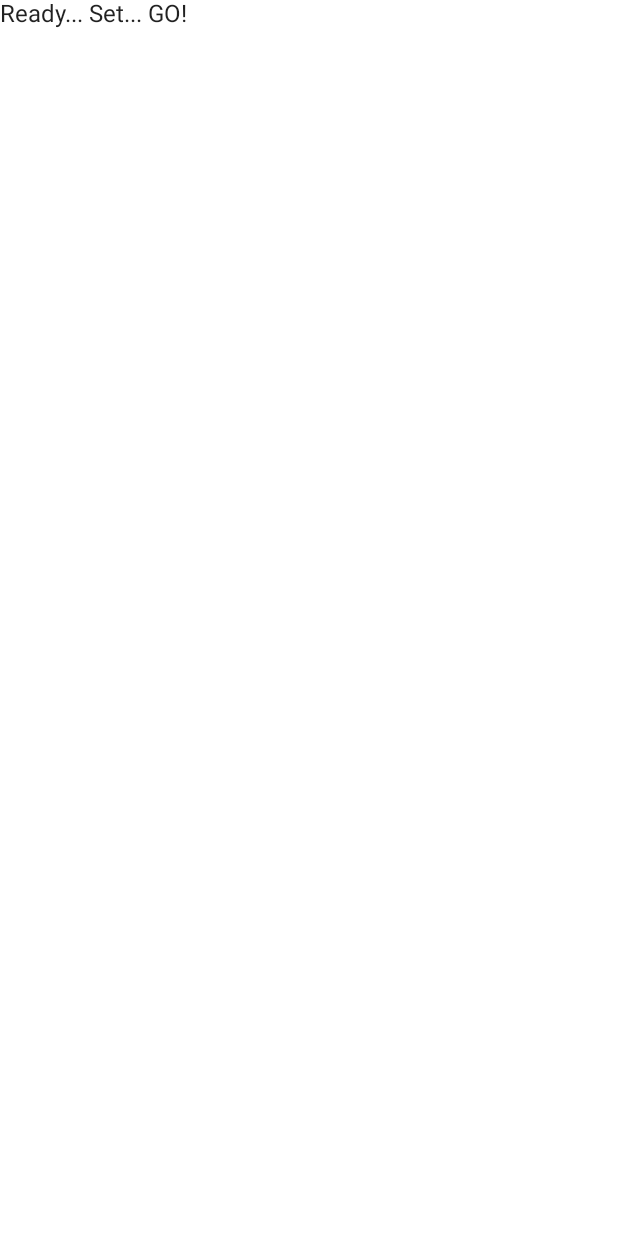
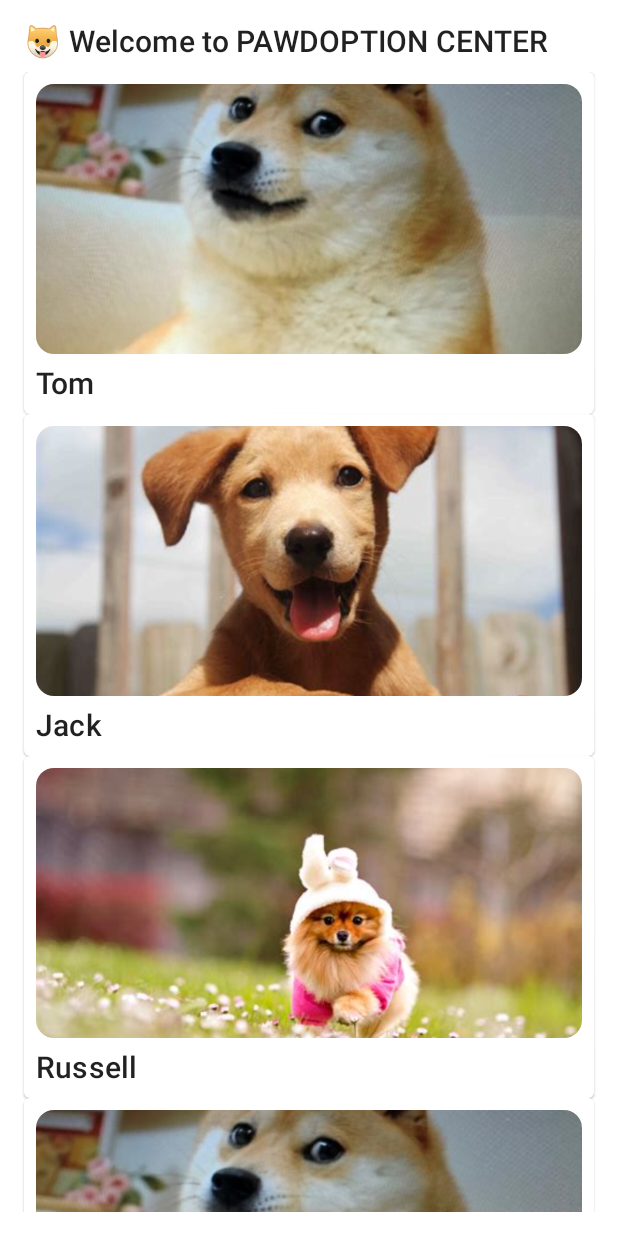
Before and after one commit to the-jedi-droid/pawdaption-center, an Android app built with Jetpack Compose: the screen it shows after launch (MainActivity), on a phone screen of 412 x 824 dp. Before the commit the screen is almost empty. Run offline under Robolectric (Android 15) with nearby library versions, the phone set to English and light mode, and no system bars; 1 statement that could not run was skipped.

```diff
--- a/app/build.gradle
+++ b/app/build.gradle
@@ -71,6 +71,7 @@ dependencies {
     implementation "androidx.compose.ui:ui:$compose_version"
     implementation "androidx.compose.material:material:$compose_version"
     implementation "androidx.compose.material:material-icons-extended:$compose_version"
+    implementation "androidx.navigation:navigation-compose:1.0.0-alpha08"
     implementation "androidx.compose.ui:ui-tooling:$compose_version"
     implementation 'androidx.lifecycle:lifecycle-runtime-ktx:2.3.0'
 
--- a/app/src/main/java/com/example/androiddevchallenge/MainActivity.kt
+++ b/app/src/main/java/com/example/androiddevchallenge/MainActivity.kt
@@ -18,12 +18,26 @@ package com.example.androiddevchallenge
 import android.os.Bundle
 import androidx.activity.compose.setContent
 import androidx.appcompat.app.AppCompatActivity
-import androidx.compose.material.MaterialTheme
-import androidx.compose.material.Surface
-import androidx.compose.material.Text
+import androidx.compose.foundation.Image
+import androidx.compose.foundation.clickable
+import androidx.compose.foundation.layout.*
+import androidx.compose.foundation.lazy.LazyColumn
+import androidx.compose.foundation.lazy.items
+import androidx.compose.foundation.shape.RoundedCornerShape
+import androidx.compose.material.*
 import androidx.compose.runtime.Composable
+import androidx.compose.ui.Modifier
+import androidx.compose.ui.draw.clip
+import androidx.compose.ui.graphics.Color
+import androidx.compose.ui.layout.ContentScale
+import androidx.compose.ui.res.painterResource
 import androidx.compose.ui.tooling.preview.Preview
+import androidx.compose.ui.unit.dp
+import androidx.navigation.NavHostController
+import androidx.navigation.NavType
+import androidx.navigation.compose.*
 import com.example.androiddevchallenge.ui.theme.MyTheme
+import com.example.pets.data.Dog
 
 class MainActivity : AppCompatActivity() {
     override fun onCreate(savedInstanceState: Bundle?) {
@@ -40,7 +54,87 @@ class MainActivity : AppCompatActivity() {
 @Composable
 fun MyApp() {
     Surface(color = MaterialTheme.colors.background) {
-        Text(text = "Ready... Set... GO!")
+        AppNavigator()
+    }
+}
+
+@Composable
+fun AppNavigator() {
+    val navigator = rememberNavController()
+
+    NavHost(navController = navigator, startDestination = "home") {
+        composable("home") { HomeScreen(com.example.pets.data.Pets.dogs, navigator) }
+        composable("details/{dog}",
+            arguments = listOf(
+                navArgument("dog") { type = NavType.StringType }
+            )) { backStackEntry ->
+            backStackEntry.arguments?.getString("dog")
+                ?.let { DetailScreen(dogName = it, navHostController = navigator) }
+        }
+    }
+}
+
+@Composable
+fun HomeScreen(dogs: List<Dog>, navHostController: NavHostController) {
+    Column(modifier = Modifier.padding(16.dp)) {
+        Text(text = "🐶 Welcome to PAWDOPTION CENTER", style = MaterialTheme.typography.h6)
+        Spacer(Modifier.height(8.dp))
+        PetList(pets = dogs, navHostController = navHostController)
+    }
+}
+
+@Composable
+fun DetailScreen(dogName: String, navHostController: NavHostController) {
+
+    val dog = com.example.pets.data.Pets.dogs.find { it.name == dogName }
+
+    Column(modifier = Modifier.padding(16.dp)) {
+        Image(
+            painter = painterResource(id = dog!!.resId),
+            contentDescription = null,
+            modifier = Modifier
+                .height(180.dp)
+                .fillMaxWidth()
+                .clip(shape = RoundedCornerShape(12.dp)),
+            contentScale = ContentScale.Crop
+        )
+        Spacer(Modifier.height(8.dp))
+        Text(text = dog.name, style = MaterialTheme.typography.h6)
+        Text(text = dog.description, style = MaterialTheme.typography.body1, color = Color.Gray)
+        Spacer(Modifier.height(8.dp))
+        Button(onClick = { /*TODO*/ }) {
+            Text(text = "Adopt 🎉")
+        }
+    }
+}
+
+@Composable
+fun PetList(pets: List<Dog>, modifier: Modifier = Modifier, navHostController: NavHostController) {
+    LazyColumn(modifier = modifier) {
+        items(items = pets) { pet ->
+            PetItem(pet, navHostController = navHostController)
+        }
+    }
+}
+
+@Composable
+fun PetItem(pet: Dog, modifier: Modifier = Modifier, navHostController: NavHostController) {
+    Card(modifier = modifier
+        .fillMaxWidth()
+        .clickable { navHostController.navigate("details/${pet.name}") }) {
+        Column(modifier = modifier.padding(8.dp)) {
+            Image(
+                painter = painterResource(id = pet.resId),
+                contentDescription = null,
+                modifier = Modifier
+                    .height(180.dp)
+                    .fillMaxWidth()
+                    .clip(shape = RoundedCornerShape(12.dp)),
+                contentScale = ContentScale.Crop
+            )
+            Spacer(Modifier.height(8.dp))
+            Text(text = pet.name, style = MaterialTheme.typography.h6)
+        }
     }
 }
 
--- /dev/null
+++ b/app/src/main/java/com/example/androiddevchallenge/data/PetsData.kt
@@ -0,0 +1,43 @@
+/*
+ * Copyright 2021 The Android Open Source Project
+ *
+ * Licensed under the Apache License, Version 2.0 (the "License");
+ * you may not use this file except in compliance with the License.
+ * You may obtain a copy of the License at
+ *
+ *     https://www.apache.org/licenses/LICENSE-2.0
+ *
+ * Unless required by applicable law or agreed to in writing, software
+ * distributed under the License is distributed on an "AS IS" BASIS,
+ * WITHOUT WARRANTIES OR CONDITIONS OF ANY KIND, either express or implied.
+ * See the License for the specific language governing permissions and
+ * limitations under the License.
+ */
+
+package com.example.pets.data
+
+import androidx.annotation.DrawableRes
+import com.example.androiddevchallenge.R
+
+data class Dog(
+    @DrawableRes val resId: Int,
+    val name: String,
+    val description: String
+)
+
+object Pets {
+    val dogs = listOf<Dog>(
+        Dog(R.drawable.doge,"Tom", "These cute pups are quite versatile and can adapt to both apartment living or a home with a backyard to run in. Though their short, stout body types may lead you to believe they are lazy, these dogs will get bursts of energy and enjoy a game of fetch or a trip to the dog park."),
+        Dog(R.drawable.happy,"Jack", "These make for good guard dogs, and they’re alert to strangers. The mixed breed is very energetic and athletic, so access to a safe outdoor space is preferred."),
+        Dog(R.drawable.hat,"Russell", "Playful"),
+        Dog(R.drawable.doge,"Stuart", "Cute"),
+        Dog(R.drawable.happy,"Dan", "Aggressive"),
+        Dog(R.drawable.hat,"Bill", "Playful"),
+        Dog(R.drawable.doge,"Ben", "Cute"),
+        Dog(R.drawable.happy,"Nathan", "Aggressive"),
+        Dog(R.drawable.hat,"Johnnie", "Playful"),
+        Dog(R.drawable.doge,"Frank", "Cute"),
+        Dog(R.drawable.happy,"Lily", "Aggressive"),
+        Dog(R.drawable.hat,"Johnnie", "Playful")
+    )
+}
```
Also changed, not shown: app/src/main/res/drawable/doge.jpg (added), app/src/main/res/drawable/happy.jpeg (added), app/src/main/res/drawable/hat.jpeg (added), 4 other files.
